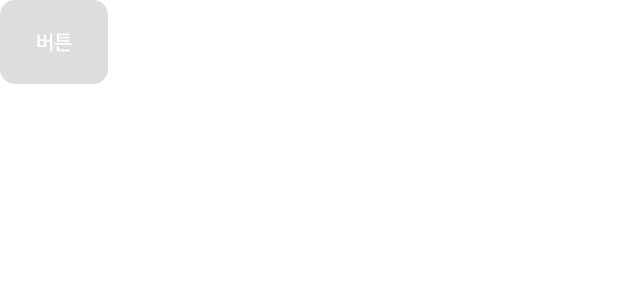
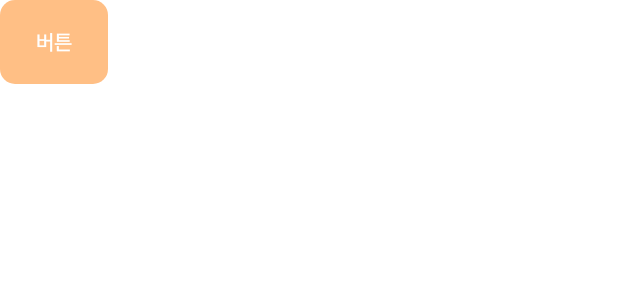
Before and after one commit to YAPP-Github/20th-ALL-Rounder-Team-2-Android, an Android app built with Jetpack Compose: the @Preview function KnowllyFilledButtonPreviewDisabled, on a phone screen of 412 x 824 dp. Shown: the top 300 px of the screen. Run offline under Robolectric (Android 15) with nearby library versions, the phone set to English and light mode, and no system bars.

Commit message:
button style 변경사항 반영

```diff
--- a/modules/presentation/src/main/java/kr/co/knowledgerally/ui/component/KnowllyButton.kt
+++ b/modules/presentation/src/main/java/kr/co/knowledgerally/ui/component/KnowllyButton.kt
@@ -14,7 +14,7 @@ import androidx.compose.ui.unit.dp
 import kr.co.knowledgerally.ui.theme.KnowllyTheme
 
 @Composable
-fun KnowllyFilledButton(
+fun KnowllyContainedButton(
     text: String,
     onClick: () -> Unit,
     modifier: Modifier = Modifier,
@@ -25,7 +25,7 @@ fun KnowllyFilledButton(
         modifier = modifier.height(KnowllyButtonDefaults.ButtonHeight),
         enabled = enabled,
         shape = KnowllyButtonDefaults.ButtonShape,
-        colors = KnowllyButtonDefaults.filledButtonColors,
+        colors = KnowllyButtonDefaults.containedButtonColors,
     ) {
         Text(
             text = text,
@@ -61,12 +61,12 @@ object KnowllyButtonDefaults {
         @Composable
         get() = KnowllyTheme.typography.button1
 
-    val filledButtonColors
+    val containedButtonColors
         @Composable
         get() = ButtonDefaults.buttonColors(
-            containerColor = KnowllyTheme.colors.primaryDark,
+            containerColor = KnowllyTheme.colors.primary,
             contentColor = KnowllyTheme.colors.grayFF,
-            disabledContainerColor = KnowllyTheme.colors.grayDD,
+            disabledContainerColor = KnowllyTheme.colors.primary.copy(alpha = 0.6f),
             disabledContentColor = KnowllyTheme.colors.grayFF
         )
 
@@ -85,9 +85,9 @@ object KnowllyButtonDefaults {
 
 @Preview("Enabled")
 @Composable
-fun KnowllyFilledButtonPreviewEnabled() {
+fun KnowllyContainedButtonPreviewEnabled() {
     KnowllyTheme {
-        KnowllyFilledButton(
+        KnowllyContainedButton(
             text = "버튼",
             onClick = { },
             enabled = true,
@@ -99,7 +99,7 @@ fun KnowllyFilledButtonPreviewEnabled() {
 @Composable
 fun KnowllyFilledButtonPreviewDisabled() {
     KnowllyTheme {
-        KnowllyFilledButton(
+        KnowllyContainedButton(
             text = "버튼",
             onClick = { },
             enabled = false,
```
